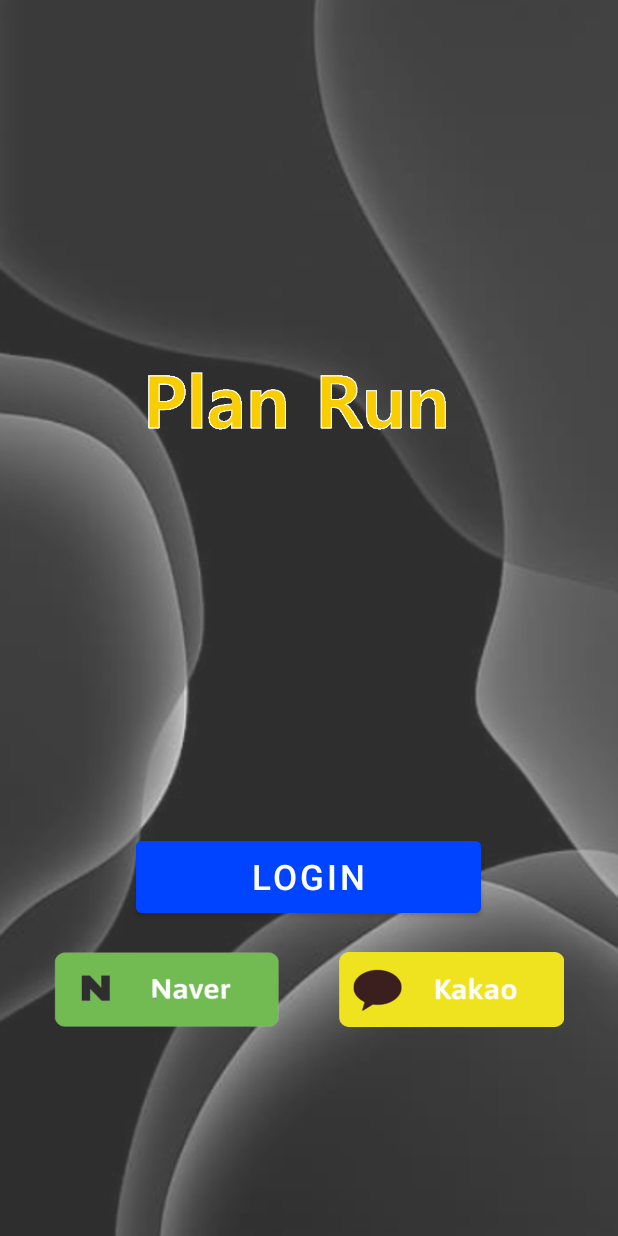
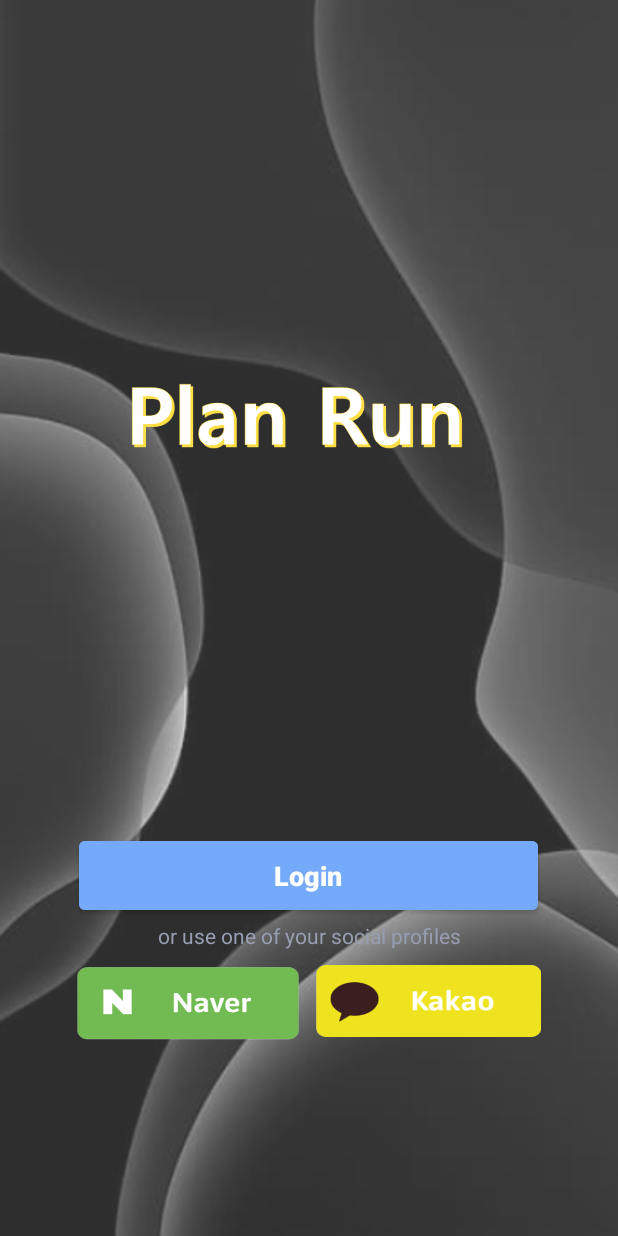
Before and after one commit to KingJae6721/PlanRun, an Android app: the screen it shows after launch (MainActivity), on a phone screen of 412 x 824 dp. Run offline under Robolectric (Android 15) with nearby library versions, the phone set to English and light mode, and no system bars.

Commit message:
sanryon commit

```diff
--- a/app/build.gradle
+++ b/app/build.gradle
@@ -28,6 +28,7 @@
         sourceCompatibility JavaVersion.VERSION_1_8
         targetCompatibility JavaVersion.VERSION_1_8
     }
+    buildToolsVersion '33.0.2'
 }
 
 dependencies {
--- a/app/src/main/res/layout/activity_main.xml
+++ b/app/src/main/res/layout/activity_main.xml
@@ -7,26 +7,33 @@
     tools:context=".MainActivity"
     android:background="@drawable/background"
     android:orientation="vertical"
-    android:gravity="center"
-
-    >
+    android:gravity="center" >
 
     <ImageView
-        android:layout_width="272dp"
-        android:layout_height="499dp"
+        android:layout_width="300dp"
+        android:layout_height="600dp"
         android:layout_weight="10"
-        android:src="@drawable/logoname"
+        android:src="@drawable/logoname1"
         android:visibility="visible" />
 
     <Button
         android:id="@+id/btn_login"
-        android:layout_width="230dp"
-        android:layout_height="60dp"
-        android:layout_marginVertical="20dp"
-        android:backgroundTint="#04f"
+        android:layout_width="306dp"
+        android:layout_height="58dp"
+        android:layout_marginVertical="1dp"
+        android:backgroundTint="#75a9f9"
         android:text="Login"
-        android:textSize="23dp" />
-
+        android:letterSpacing="0"
+        android:textStyle="bold"
+        android:textAllCaps="false"
+        android:textSize="18dp" />
+    <TextView
+        android:textAlignment="center"
+        android:layout_width="match_parent"
+        android:layout_height="wrap_content"
+        android:text="or use one of your social profiles"
+        android:layout_marginBottom="10dp"
+        android:textColor="#989eb1"/>
     <LinearLayout
         android:layout_width="wrap_content"
         android:layout_height="185dp"
@@ -35,15 +42,15 @@
 
         <ImageButton
             android:layout_width="150dp"
-            android:layout_height="50dp"
-            android:layout_marginRight="40dp"
+            android:layout_height="51dp"
+            android:layout_marginRight="10dp"
             android:adjustViewBounds="true"
-            android:background="@drawable/naverbutton"
+            android:background="@drawable/naverbtn"
             android:scaleType="fitCenter" />
 
         <ImageButton
             android:layout_width="150dp"
-            android:layout_height="50dp"
+            android:layout_height="48dp"
             android:adjustViewBounds="true"
             android:background="@drawable/kakaobutton"
             android:scaleType="fitCenter" />
```
Also changed, not shown: app/src/main/res/drawable-v24/naverbutton.png (deleted), app/src/main/res/drawable/background1.jpg (added), app/src/main/res/drawable/background2.jpg (added), app/src/main/res/drawable/logoname1.png (added), app/src/main/res/drawable/naverbtn.png (added).
